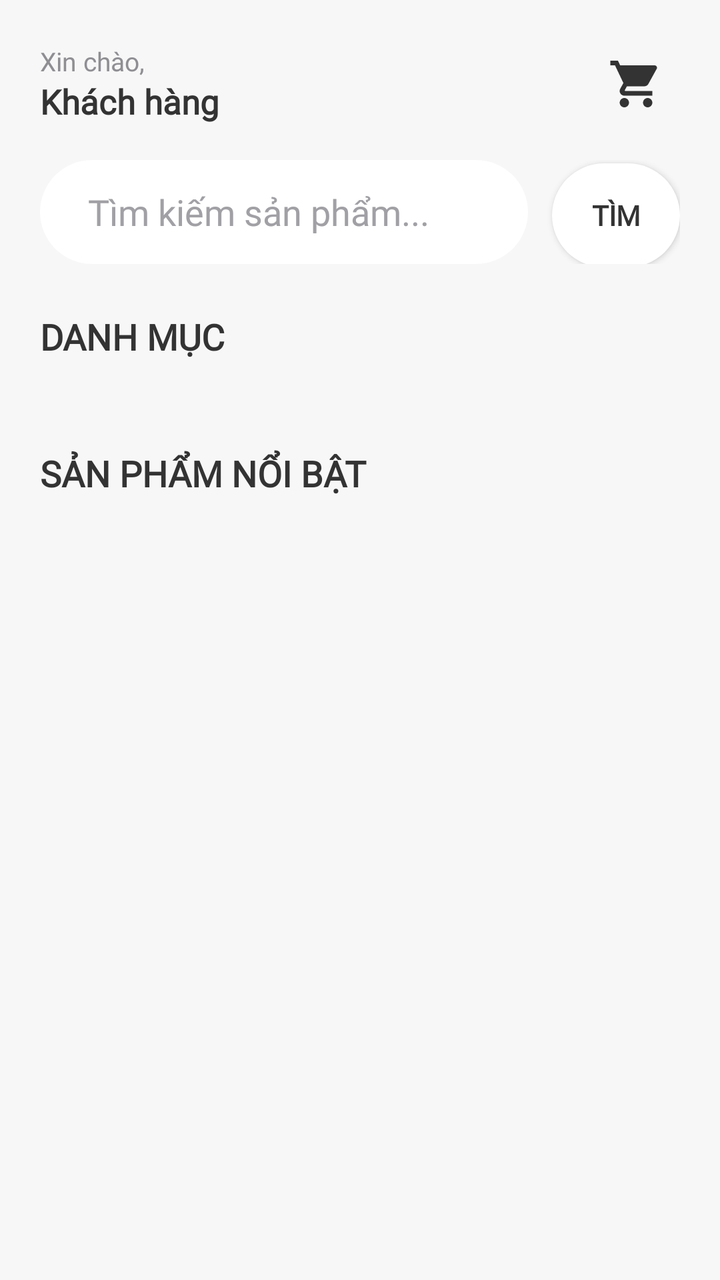
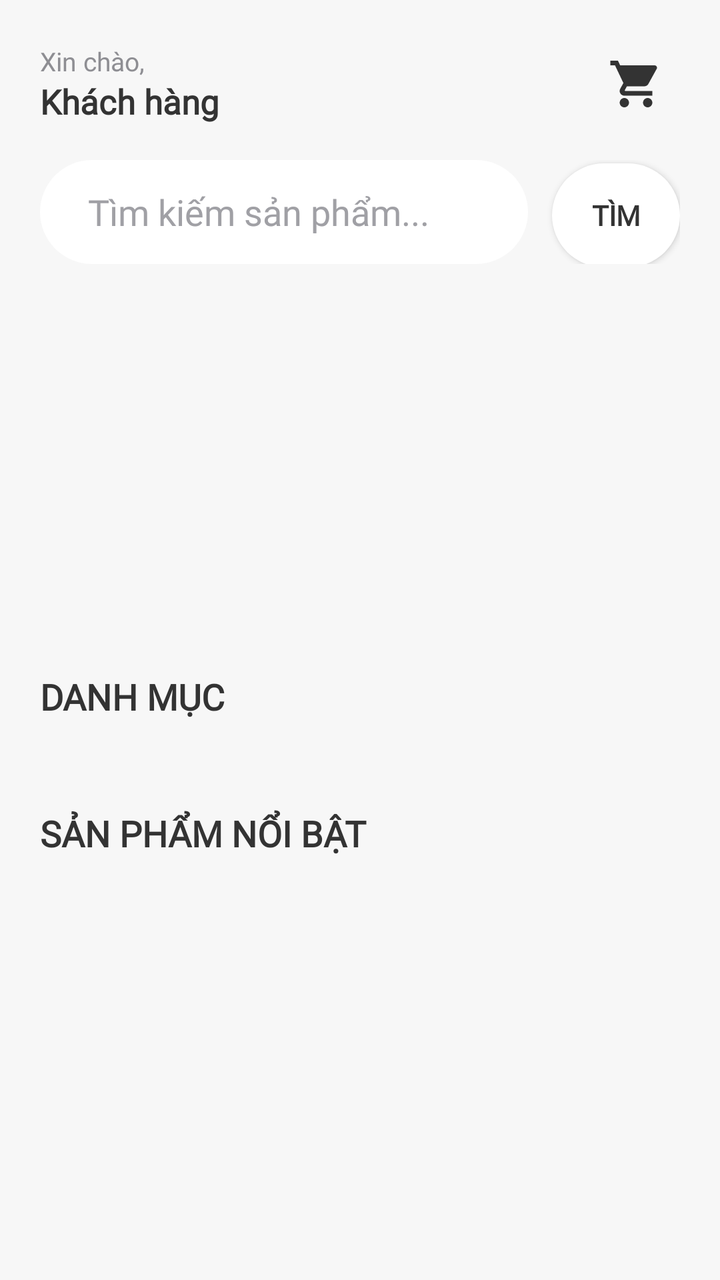

An Android layout rendered at two revisions. The XML below is the earlier revision; the diff shows what the commit changed to produce the second picture.
<!-- AndroidManifest.xml: application theme Theme.MobileDeviceStoreTDMU -->
<!-- res/layout/fragment_user_home.xml -->
<?xml version="1.0" encoding="utf-8"?>
<LinearLayout xmlns:android="http://schemas.android.com/apk/res/android"
    xmlns:app="http://schemas.android.com/apk/res-auto"
    android:layout_width="match_parent"
    android:layout_height="match_parent"
    android:orientation="vertical"
    android:background="@color/bg_light">

    <ScrollView
        android:layout_width="match_parent"
        android:layout_height="match_parent"
        android:clipToPadding="false"
        android:paddingBottom="24dp">

        <LinearLayout
            android:layout_width="match_parent"
            android:layout_height="wrap_content"
            android:orientation="vertical"
            android:padding="20dp">

            <LinearLayout
                android:layout_width="match_parent"
                android:layout_height="wrap_content"
                android:layout_marginBottom="16dp"
                android:orientation="horizontal"
                android:gravity="center_vertical">

                <LinearLayout
                    android:layout_width="0dp"
                    android:layout_height="wrap_content"
                    android:layout_weight="1"
                    android:orientation="vertical">

                    <TextView
                        android:layout_width="wrap_content"
                        android:layout_height="wrap_content"
                        android:text="Xin chào,"
                        android:fontFamily="@font/nunito"
                        android:textColor="@color/text_secondary"
                        android:textSize="13sp" />

                    <TextView
                        android:id="@+id/tvXinChaoUser"
                        android:layout_width="wrap_content"
                        android:layout_height="wrap_content"
                        android:text="Khách hàng"
                        android:fontFamily="@font/nunito"
                        android:textColor="@color/text_primary"
                        android:textSize="17sp"
                        android:textStyle="bold" />

                </LinearLayout>

                <ImageView
                    android:id="@+id/btnGioHangHeader"
                    android:layout_width="44dp"
                    android:layout_height="44dp"
                    android:src="@drawable/ic_gio_hang"
                    android:background="?attr/selectableItemBackgroundBorderless"
                    android:padding="8dp"
                    app:tint="@color/primary_black"
                    android:contentDescription="Giỏ hàng" />
            </LinearLayout>

            
            <LinearLayout
                android:layout_width="match_parent"
                android:layout_height="wrap_content"
                android:orientation="horizontal"
                android:layout_marginBottom="24dp">

                <EditText
                    android:id="@+id/edtTimKiem"
                    android:layout_width="0dp"
                    android:layout_height="52dp"
                    android:layout_weight="1"
                    android:hint="Tìm kiếm sản phẩm..."
                    android:textColorHint="@color/text_hint"
                    android:textColor="@color/text_primary"
                    android:background="@drawable/bg_search_pill"
                    android:paddingHorizontal="24dp"
                    android:layout_marginEnd="12dp"
                    android:inputType="text"
                    android:imeOptions="actionSearch" />

                <androidx.appcompat.widget.AppCompatButton
                    android:id="@+id/btnTimKiem"
                    android:layout_width="64dp"
                    android:layout_height="52dp"
                    android:text="TÌM"
                    android:textColor="@color/text_primary"
                    android:background="@drawable/bg_search_pill"
                    android:textStyle="bold" />

            </LinearLayout>

            <TextView
                android:layout_width="match_parent"
                android:layout_height="wrap_content"
                android:text="DANH MỤC"
                android:textSize="18sp"
                android:textStyle="bold"
                android:textColor="@color/text_primary"
                android:layout_marginBottom="16dp" />

            <androidx.recyclerview.widget.RecyclerView
                android:id="@+id/rvDanhMuc"
                android:layout_width="match_parent"
                android:layout_height="wrap_content"
                android:layout_marginBottom="28dp"
                android:clipToPadding="false" />

            <TextView
                android:layout_width="match_parent"
                android:layout_height="wrap_content"
                android:text="SẢN PHẨM NỔI BẬT"
                android:textSize="18sp"
                android:textStyle="bold"
                android:textColor="@color/text_primary"
                android:layout_marginBottom="16dp" />

            <androidx.recyclerview.widget.RecyclerView
                android:id="@+id/rvSanPham"
                android:layout_width="match_parent"
                android:layout_height="wrap_content"
                android:clipToPadding="false" />

        </LinearLayout>

    </ScrollView>

</LinearLayout>
<!-- resources referenced by this layout -->
<resources>
  <color name="bg_light">#F7F7F7</color>
  <color name="primary_black">#333333</color>
  <color name="text_hint">#A0A0A5</color>
  <color name="text_primary">#333333</color>
  <color name="text_secondary">#8E8E93</color>
  <!-- drawable bg_search_pill (drawable) -->
  <?xml version="1.0" encoding="utf-8"?>
  <shape xmlns:android="http://schemas.android.com/apk/res/android"
      android:shape="rectangle">
      
      <solid android:color="@color/bg_white" />
      <corners android:radius="26dp" />
  </shape>
  <!-- drawable ic_gio_hang (drawable) -->
  <vector xmlns:android="http://schemas.android.com/apk/res/android"
      android:width="24dp" android:height="24dp"
      android:viewportWidth="24" android:viewportHeight="24">
      <path android:fillColor="#000000"
          android:pathData="M7,18c-1.1,0 -1.99,0.9 -1.99,2S5.9,22 7,22s2,-0.9 2,-2 -0.9,-2 -2,-2zM1,2v2h2l3.6,7.59 -1.35,2.45c-0.16,0.28 -0.25,0.61 -0.25,0.96 0,1.1 0.9,2 2,2h12v-2H7.42c-0.14,0 -0.25,-0.11 -0.25,-0.25l0.03,-0.12 0.9,-1.63h7.45c0.75,0 1.41,-0.41 1.75,-1.03l3.58,-6.49c0.08,-0.14 0.12,-0.31 0.12,-0.48 0,-0.55 -0.45,-1 -1,-1H5.21l-0.94,-2H1zM17,18c-1.1,0 -1.99,0.9 -1.99,2s0.89,2 1.99,2 2,-0.9 2,-2 -0.9,-2 -2,-2z"/>
  </vector>
  <style name="Theme.MobileDeviceStoreTDMU" parent="Base.Theme.MobileDeviceStoreTDMU" />
  <color name="bg_white">#FFFFFF</color>
  <style name="Base.Theme.MobileDeviceStoreTDMU" parent="Theme.Material3.Light.NoActionBar">
          
          <item name="android:statusBarColor">@color/primary_yellow</item>
          <item name="android:windowLightStatusBar">true</item>
  
          <item name="android:navigationBarColor">@color/primary_yellow</item>
          <item name="android:windowLightNavigationBar" tools:targetApi="O_MR1">true</item>
          <item name="fontFamily">@font/nunito</item>
      </style>
  <color name="primary_yellow">#FDB623</color>
</resources>

<!-- the commit's change to res/layout/fragment_user_home.xml (unified diff, before → after) -->
@@ -67,7 +67,7 @@
                 android:layout_width="match_parent"
                 android:layout_height="wrap_content"
                 android:orientation="horizontal"
-                android:layout_marginBottom="24dp">
+                android:layout_marginBottom="20dp">
 
                 <EditText
                     android:id="@+id/edtTimKiem"
@@ -93,6 +93,13 @@
                     android:textStyle="bold" />
 
             </LinearLayout>
+
+            
+            <androidx.viewpager2.widget.ViewPager2
+                android:id="@+id/vpBannerSlider"
+                android:layout_width="match_parent"
+                android:layout_height="160dp"
+                android:layout_marginBottom="24dp" />
 
             <TextView
                 android:layout_width="match_parent"
